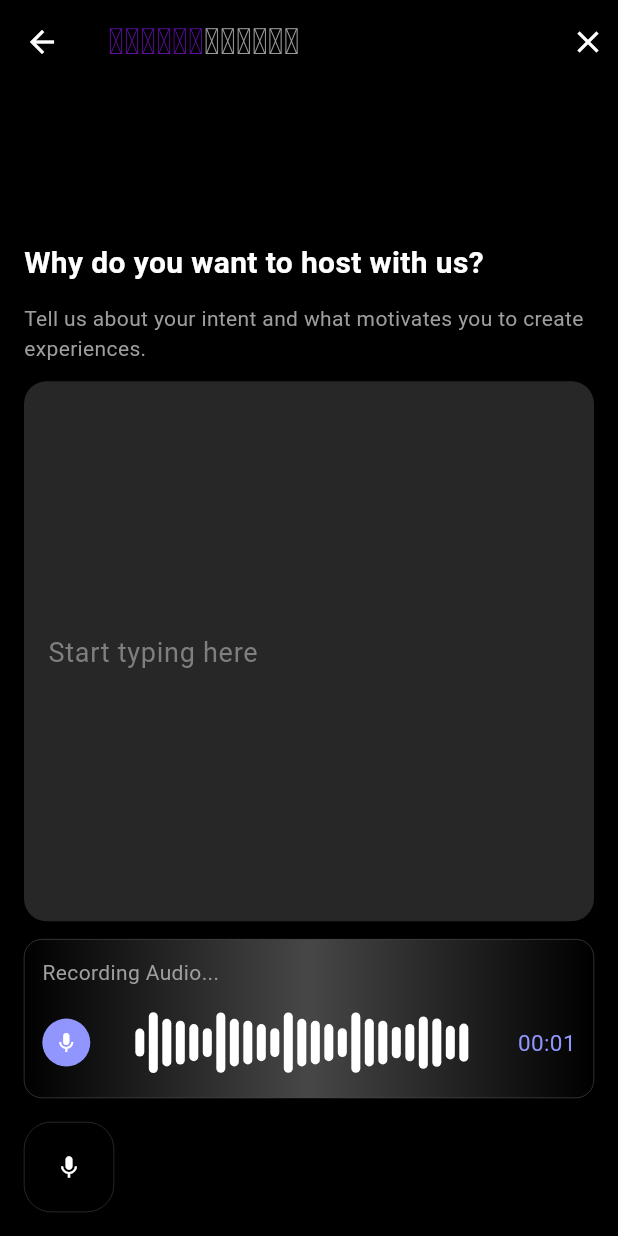
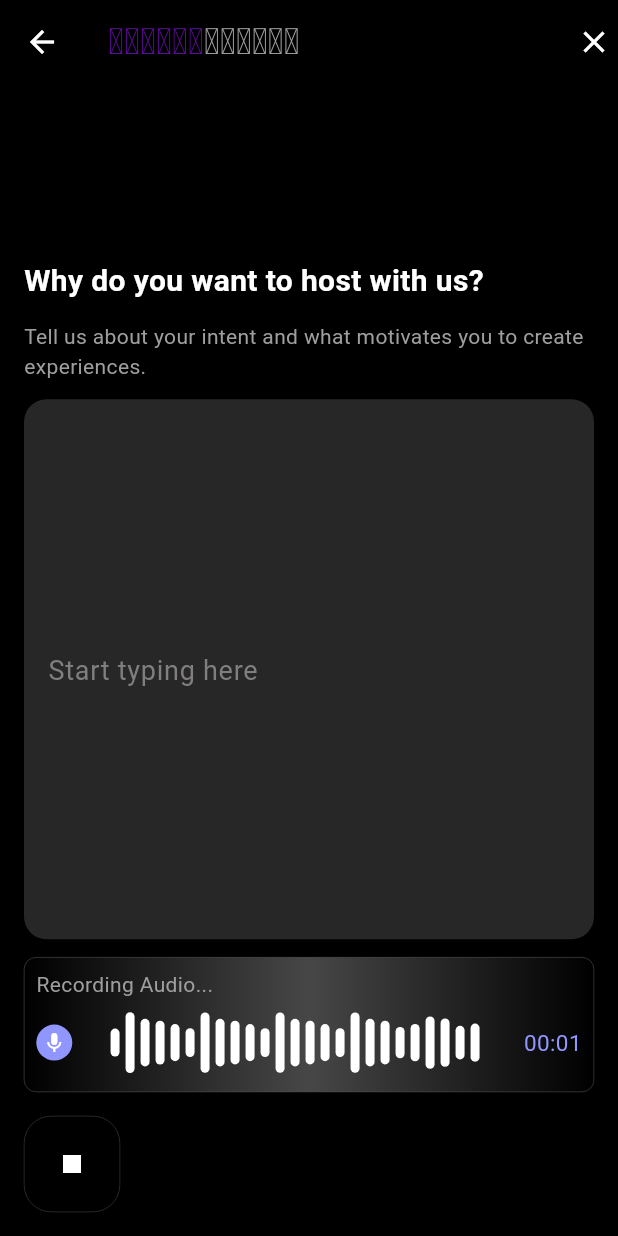
Before and after one commit to CHIRAG137/8club_assignment_frontend, a Flutter app: the screen it shows after launch, after a tap on the "mic" icon, on a phone screen of 412 x 824 dp. Run offline on Flutter 3.47's test engine with Material 3 defaults, Android fonts, the light colour scheme and no system bars; our stand-ins replace permission_handler; missing offline and left inert: record; network calls fail.

Commit message:
Add: Spacing Utils

```diff
--- /dev/null
+++ b/lib/Utils/spacing.dart
@@ -0,0 +1,17 @@
+// utils/spacing.dart
+
+import 'package:flutter/material.dart';
+
+class Spacing {
+  // Vertical spacings
+  static const double small = 4.0;
+  static const double medium = 8.0;
+  static const double large = 16.0;
+  static const double extraLarge = 32.0;
+
+  // Horizontal spacings
+  static const double horizontalSmall = 4.0;
+  static const double horizontalMedium = 8.0;
+  static const double horizontalLarge = 16.0;
+  static const double horizontalExtraLarge = 32.0;
+}
--- a/lib/widgets/customNavigationButton.dart
+++ b/lib/widgets/customNavigationButton.dart
@@ -1,4 +1,5 @@
 import 'package:club8_dev/Utils/colors.dart';
+import 'package:club8_dev/Utils/spacing.dart';
 import 'package:flutter/material.dart';
 
 class GradientButton extends StatelessWidget {
@@ -18,7 +19,7 @@ class GradientButton extends StatelessWidget {
   @override
   Widget build(BuildContext context) {
     return Padding(
-      padding: const EdgeInsets.symmetric(vertical: 4.0),
+      padding: EdgeInsets.symmetric(vertical: Spacing.small), // Use spacing constant
       child: Container(
         width: double.infinity,
         decoration: BoxDecoration(
@@ -58,7 +59,7 @@ class GradientButton extends StatelessWidget {
                     fontSize: 16,
                   ),
                 ),
-                const SizedBox(width: 8),
+                SizedBox(width: Spacing.horizontalMedium), // Use spacing constant
                 Icon(
                   icon,
                   color: controller.text.isEmpty
--- a/lib/widgets/customRecordingButton.dart
+++ b/lib/widgets/customRecordingButton.dart
@@ -1,4 +1,5 @@
 import 'package:club8_dev/Utils/colors.dart';
+import 'package:club8_dev/Utils/spacing.dart';
 import 'package:flutter/material.dart';
 
 class CustomRecordingButton extends StatelessWidget {
@@ -14,8 +15,8 @@ class CustomRecordingButton extends StatelessWidget {
   @override
   Widget build(BuildContext context) {
     return Container(
-      height: 60,
-      width: 60,
+      height: 60 + Spacing.small,
+      width: 60 + Spacing.small,
       decoration: BoxDecoration(
         borderRadius: BorderRadius.circular(18),
         border: Border.all(
@@ -26,10 +27,11 @@ class CustomRecordingButton extends StatelessWidget {
       child: MaterialButton(
         onPressed: onPressed,
         shape: const CircleBorder(),
-        child: const Icon(
-          Icons.mic,
+        padding: const EdgeInsets.all(Spacing.medium),
+        child: Icon(
+          isRecording ? Icons.stop : Icons.mic,
           color: AppColors.micIconColor,
-          size: 18,
+          size: 24,
         ),
       ),
     );
--- a/lib/widgets/customRecordingWaveWidget.dart
+++ b/lib/widgets/customRecordingWaveWidget.dart
@@ -1,5 +1,6 @@
 import 'dart:async';
 import 'package:club8_dev/Utils/colors.dart';
+import 'package:club8_dev/Utils/spacing.dart';
 import 'package:flutter/material.dart';
 
 class CustomRecordingWaveWidget extends StatefulWidget {
@@ -108,7 +109,7 @@ class _RecordingWaveWidgetState extends State<CustomRecordingWaveWidget> {
   @override
   Widget build(BuildContext context) {
     return Container(
-      padding: const EdgeInsets.all(12),
+      padding: EdgeInsets.all(Spacing.medium),
       decoration: BoxDecoration(
         gradient: const LinearGradient(
           colors: [
@@ -123,7 +124,7 @@ class _RecordingWaveWidgetState extends State<CustomRecordingWaveWidget> {
           color: AppColors.greyBorder,
           width: 0.2,
         ),
-        borderRadius: BorderRadius.circular(12),
+        borderRadius: BorderRadius.circular(Spacing.medium),
       ),
       child: Column(
         crossAxisAlignment: CrossAxisAlignment.start,
@@ -146,9 +147,7 @@ class _RecordingWaveWidgetState extends State<CustomRecordingWaveWidget> {
                 ),
             ],
           ),
-          SizedBox(
-            height: 12,
-          ),
+          SizedBox(height: Spacing.small),
           Row(
             mainAxisAlignment: MainAxisAlignment.spaceBetween,
             children: [
@@ -163,7 +162,7 @@ class _RecordingWaveWidgetState extends State<CustomRecordingWaveWidget> {
                     color: AppColors.iconBackground,
                     shape: BoxShape.circle,
                   ),
-                  padding: const EdgeInsets.all(8),
+                  padding: EdgeInsets.all(Spacing.small),
                   child: Icon(
                     widget.isRecording
                         ? Icons.mic
@@ -184,7 +183,7 @@ class _RecordingWaveWidgetState extends State<CustomRecordingWaveWidget> {
                       duration: const Duration(milliseconds: 300),
                       width: 6,
                       height: MediaQuery.sizeOf(context).height * height,
-                      margin: const EdgeInsets.only(right: 3),
+                      margin: EdgeInsets.only(right: Spacing.small),
                       decoration: BoxDecoration(
                         color: AppColors.white,
                         borderRadius: BorderRadius.circular(5),
--- a/lib/widgets/customStampLikeCardWidget.dart
+++ b/lib/widgets/customStampLikeCardWidget.dart
@@ -1,4 +1,5 @@
 import 'package:club8_dev/Utils/colors.dart';
+import 'package:club8_dev/Utils/spacing.dart';
 import 'package:club8_dev/widgets/customTicketClipperWidget.dart';
 import 'package:flutter/material.dart';
 import 'dart:math';
@@ -48,8 +49,9 @@ class _StampLikeCardState extends State<StampLikeCard> {
               crossAxisAlignment: CrossAxisAlignment.center,
               mainAxisAlignment: MainAxisAlignment.center,
               children: [
+                const SizedBox(height: Spacing.small),
                 Container(
-                  padding: EdgeInsets.all(8),
+                  padding: const EdgeInsets.all(8),
                   height: 110,
                   width: 110,
                   color: selectedColor,
@@ -81,6 +83,7 @@ class _StampLikeCardState extends State<StampLikeCard> {
                     ],
                   ),
                 ),
+                const SizedBox(height: Spacing.small),
               ],
             ),
           ),
--- a/lib/widgets/customTicketClipperWidget.dart
+++ b/lib/widgets/customTicketClipperWidget.dart
@@ -1,3 +1,4 @@
+import 'package:club8_dev/Utils/spacing.dart';
 import 'package:flutter/material.dart';
 
 class TicketClipper extends CustomClipper<Path> {
@@ -5,12 +6,12 @@ class TicketClipper extends CustomClipper<Path> {
   Path getClip(Size size) {
     final Path path = Path();
 
-    const double semiCircleRadius = 4.0;
-    const double gapLength = 4.0;
+    const double semiCircleRadius = Spacing.small;
+    const double gapLength = Spacing.small;
 
     path.moveTo(0, 0);
 
-    // Top side: 4 semicircles with gaps between them
+    // Top side: semicircles with gaps
     for (double i = 0; i < size.width; i += 2 * semiCircleRadius + gapLength) {
       path.lineTo(i + gapLength, 0);
       path.arcToPoint(
@@ -20,7 +21,7 @@ class TicketClipper extends CustomClipper<Path> {
       );
     }
 
-    // Right side: 4 semicircles with gaps between them
+    // Right side: semicircles with gaps
     for (double i = 0; i < size.height; i += 2 * semiCircleRadius + gapLength) {
       path.lineTo(size.width, i + gapLength);
       path.arcToPoint(
@@ -30,7 +31,7 @@ class TicketClipper extends CustomClipper<Path> {
       );
     }
 
-    // Bottom side: 4 semicircles with gaps between them
+    // Bottom side: semicircles with gaps
     for (double i = size.width; i > 0; i -= 2 * semiCircleRadius + gapLength) {
       path.lineTo(i - gapLength, size.height);
       path.arcToPoint(
@@ -40,7 +41,7 @@ class TicketClipper extends CustomClipper<Path> {
       );
     }
 
-    // Left side: 4 semicircles with gaps between them
+    // Left side: semicircles with gaps
     for (double i = size.height; i > 0; i -= 2 * semiCircleRadius + gapLength) {
       path.lineTo(0, i - gapLength);
       path.arcToPoint(
--- a/lib/widgets/waveappbarWidget.dart
+++ b/lib/widgets/waveappbarWidget.dart
@@ -1,5 +1,6 @@
 import 'package:flutter/material.dart';
 import '../utils/colors.dart';
+import '../utils/spacing.dart';
 
 /// A custom AppBar widget that features a wave effect in its title.
 class WaveAppBar extends StatelessWidget implements PreferredSizeWidget {
@@ -17,7 +18,7 @@ class WaveAppBar extends StatelessWidget implements PreferredSizeWidget {
       ),
       actions: const [
         Padding(
-          padding: EdgeInsets.all(8.0),
+          padding: EdgeInsets.all(Spacing.small),
           child: Icon(
             Icons.close,
             color: AppColors.appBarIconColor,
```
